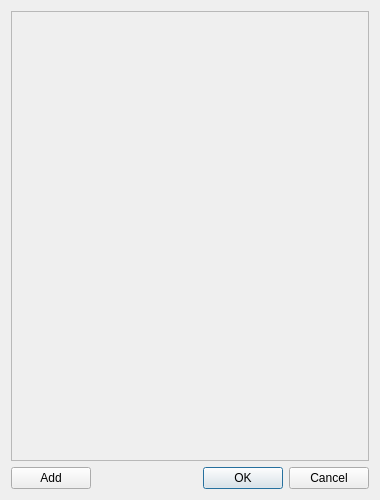
Above: ActionsDialog.ui from dairymoose/ClassicDamageSim before the change. Below: the same form after it.
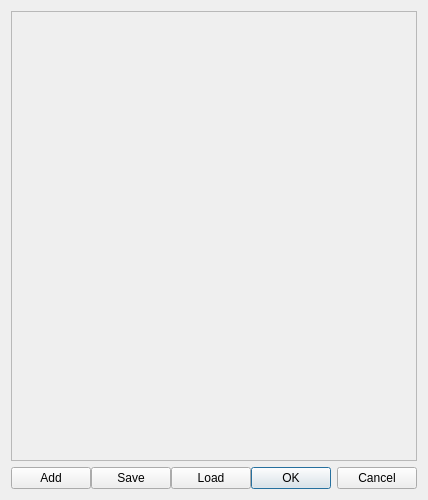
That is the form after the change.

```diff
--- a/ActionsDialog.ui
+++ b/ActionsDialog.ui
@@ -62,6 +62,9 @@
    </item>
    <item row="1" column="0">
     <layout class="QHBoxLayout" name="horizontalLayout">
+     <property name="spacing">
+      <number>0</number>
+     </property>
      <item>
       <widget class="QPushButton" name="addButton">
        <property name="text">
@@ -69,6 +72,20 @@
        </property>
       </widget>
      </item>
+     <item>
+      <widget class="QPushButton" name="saveButton">
+       <property name="text">
+        <string>Save</string>
+       </property>
+      </widget>
+     </item>
+     <item>
+      <widget class="QPushButton" name="loadButton">
+       <property name="text">
+        <string>Load</string>
+       </property>
+      </widget>
+     </item>
      <item>
       <widget class="QDialogButtonBox" name="buttonBox">
        <property name="orientation">
```
